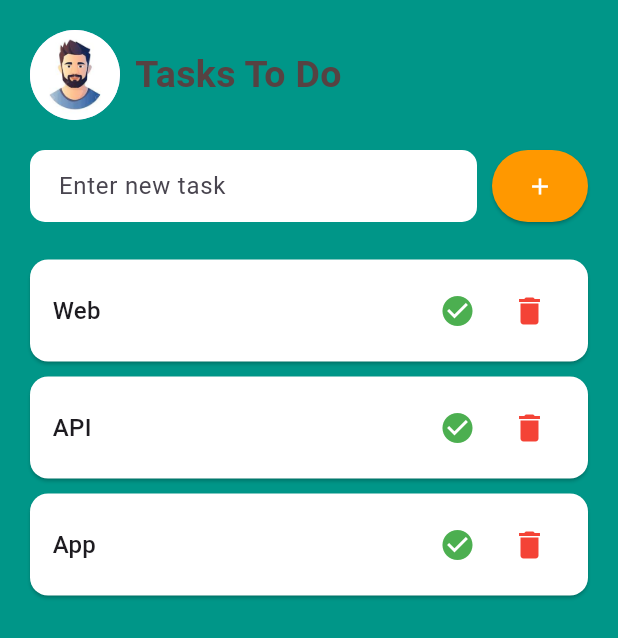
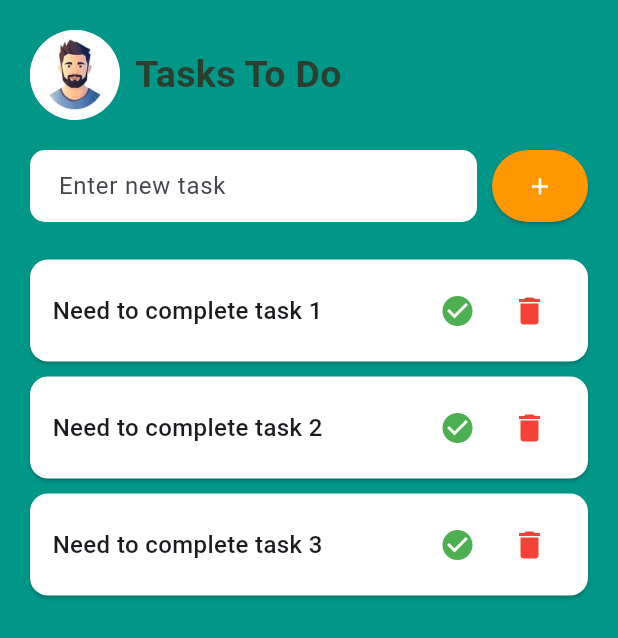
Before and after one commit to GThashan/E_Flutter, a Flutter app: the Todo screen opened directly, on a phone screen of 412 x 824 dp. Shown: the top 638 px of the screen. Run offline on Flutter 3.47's test engine with Material 3 defaults, Android fonts, the phone set to English and light mode, and no system bars.

Commit message:
task item screen created

```diff
--- /dev/null
+++ b/lib/taskitem.dart
@@ -0,0 +1,46 @@
+
+import 'package:flutter/material.dart';
+
+class TaskItem extends StatelessWidget {
+  final String task;
+
+  TaskItem({required this.task});
+
+  @override
+  Widget build(BuildContext context) {
+    return Card(
+      color: Colors.white,
+      margin: EdgeInsets.symmetric(vertical: 5),
+      child: Padding(
+        padding: EdgeInsets.symmetric(horizontal: 15, vertical: 10),
+        child: Row(
+          mainAxisAlignment: MainAxisAlignment.spaceBetween,
+          children: [
+            Text(
+              task,
+              style: TextStyle(fontSize: 16, fontWeight: FontWeight.w500),
+            ),
+            Row(
+              children: [
+
+                IconButton(
+                  onPressed: () {
+
+                  },
+                  icon: Icon(Icons.check_circle, color: Colors.green),
+                ),
+
+                IconButton(
+                  onPressed: () {
+
+                  },
+                  icon: Icon(Icons.delete, color: Colors.red),
+                ),
+              ],
+            ),
+          ],
+        ),
+      ),
+    );
+  }
+}
--- a/lib/todo.dart
+++ b/lib/todo.dart
@@ -1,4 +1,6 @@
 import 'package:flutter/material.dart';
+
+import 'taskitem.dart' show TaskItem;
 
 class Todo extends StatelessWidget {
   @override
@@ -24,15 +26,13 @@ class Todo extends StatelessWidget {
                     style: TextStyle(
                       fontWeight: FontWeight.bold,
                       fontSize: 25.0,
-                      color: Color.fromARGB(255, 86, 66, 66),
+                      color: Color.fromARGB(255, 43, 63, 48),
                     ),
                   ),
                 ],
               ),
 
               SizedBox(height: 20),
-
-
               Row(
                 children: [
                   Expanded(
@@ -70,9 +70,9 @@ class Todo extends StatelessWidget {
                 child: ListView(
                   children: [
 
-                    TaskItem(task: "Web"),
-                    TaskItem(task: "API"),
-                    TaskItem(task: "App"),
+                    TaskItem(task: "Need to complete task 1"),
+                    TaskItem(task: "Need to complete task 2"),
+                    TaskItem(task: "Need to complete task 3"),
                   ],
                 ),
               ),
@@ -83,47 +83,3 @@ class Todo extends StatelessWidget {
     );
   }
 }
-
-class TaskItem extends StatelessWidget {
-  final String task;
-
-  TaskItem({required this.task});
-
-  @override
-  Widget build(BuildContext context) {
-    return Card(
-      color: Colors.white,
-      margin: EdgeInsets.symmetric(vertical: 5),
-      child: Padding(
-        padding: EdgeInsets.symmetric(horizontal: 15, vertical: 10),
-        child: Row(
-          mainAxisAlignment: MainAxisAlignment.spaceBetween,
-          children: [
-            Text(
-              task,
-              style: TextStyle(fontSize: 16, fontWeight: FontWeight.w500),
-            ),
-            Row(
-              children: [
-                // Complete Button
-                IconButton(
-                  onPressed: () {
-                    // Complete Task Logic Here
-                  },
-                  icon: Icon(Icons.check_circle, color: Colors.green),
-                ),
-                // Delete Button
-                IconButton(
-                  onPressed: () {
-                    // Delete Task Logic Here
-                  },
-                  icon: Icon(Icons.delete, color: Colors.red),
-                ),
-              ],
-            ),
-          ],
-        ),
-      ),
-    );
-  }
-}
```
